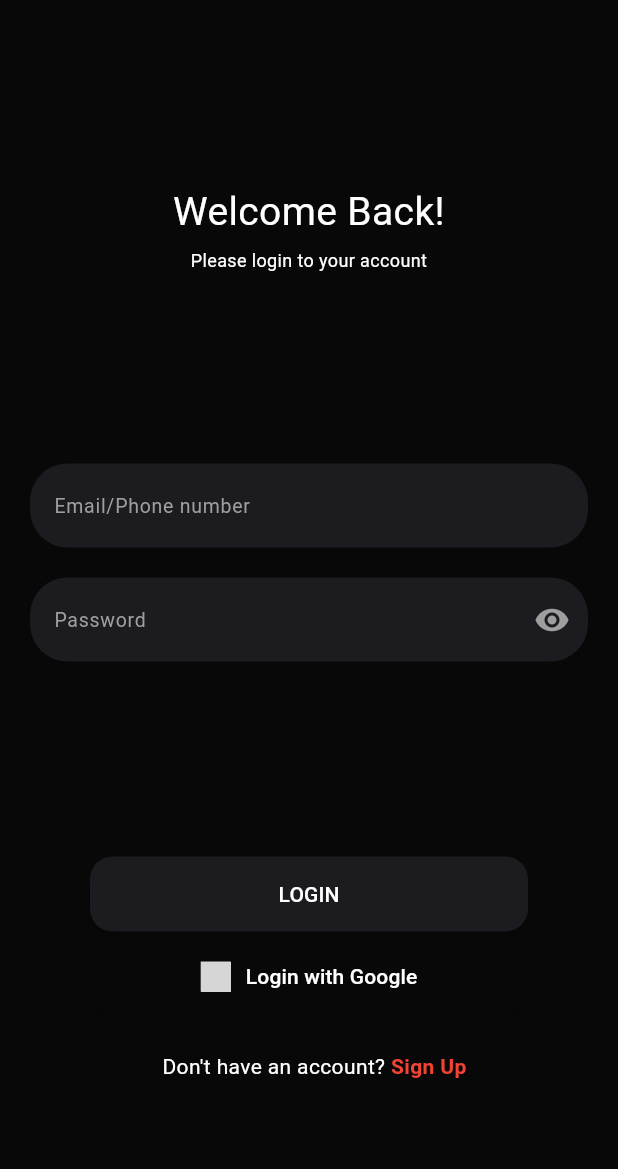
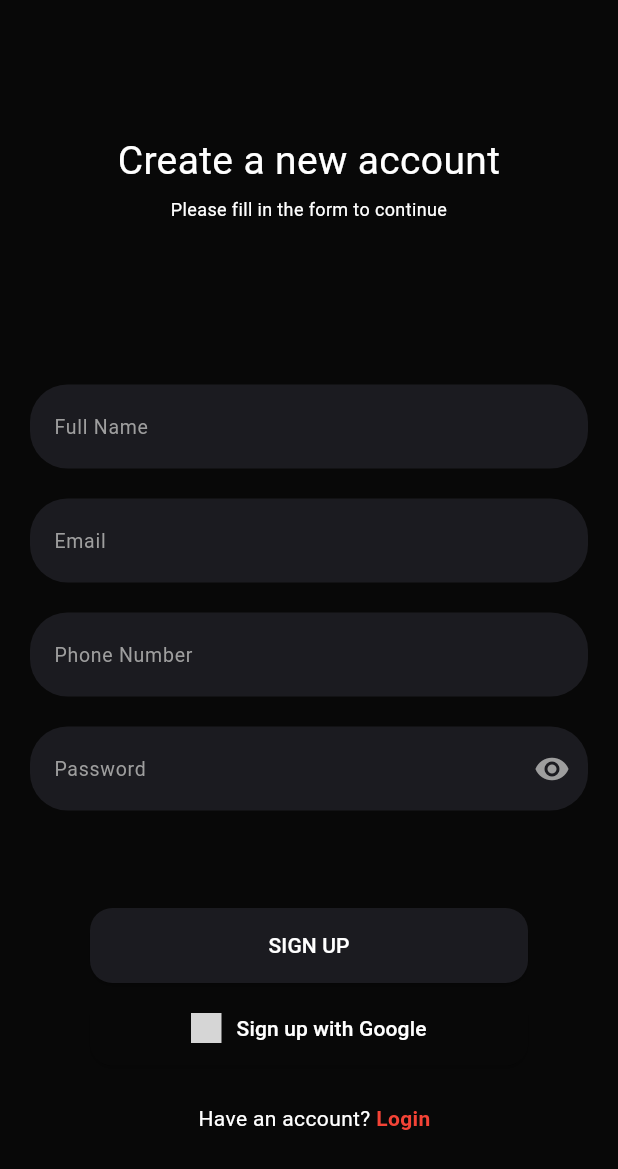
Before and after one commit to sadiqaliyev01/frango_restaurant_app, a Flutter app: the LoginScreen screen opened directly, after a tap on an icon or button, on a phone screen of 412 x 824 dp. Shown: the top 1169 px of the screen. Run offline on Flutter 3.47's test engine with Material 3 defaults, Android fonts, the phone set to English and light mode, and no system bars; our stand-ins replace flutter_svg, hive, hive_flutter, smooth_page_indicator; accounts and stored records are empty; grey boxes are pictures that could not be loaded.

Commit message:
- Register (signup) screen was added,  gesture detector also became a widget. Some updates have been made to existing classes.

```diff
--- a/lib/presentation/screens/login_screen/login_screen.dart
+++ b/lib/presentation/screens/login_screen/login_screen.dart
@@ -1,4 +1,6 @@
 import 'package:flutter/material.dart';
+import 'package:frango_restaurant_app/presentation/screens/sign_up_screen/sign_up_screen.dart';
+import 'package:frango_restaurant_app/presentation/widgets/custom_login_redirect.dart';
 import 'package:frango_restaurant_app/utils/constants/app_colors.dart';
 import 'package:frango_restaurant_app/utils/constants/app_strings.dart';
 import 'package:frango_restaurant_app/presentation/screens/login_screen/widgets/custom_login_register_field.dart';
@@ -95,30 +97,17 @@ class LoginScreen extends StatelessWidget {
                                   svgIconPath: 'assets/icons/google.svg',
                                 ),
                                 const SizedBox(height: 25),
-                                GestureDetector(
-                                  onTap: () {},
-                                  child: const Text.rich(
-                                    TextSpan(
-                                      children: [
-                                        TextSpan(
-                                          text: AppStrings.dontHaveAnAccount,
-                                          style: TextStyle(
-                                            color: AppColors.white,
-                                            fontSize: 14,
-                                          ),
-                                        ),
-                                        TextSpan(
-                                          text: AppStrings.signUpText,
-                                          style: TextStyle(
-                                            color: Colors.red,
-                                            fontSize: 14,
-                                            fontWeight: FontWeight.bold,
-                                          ),
-                                        ),
-                                      ],
-                                    ),
-                                    textAlign: TextAlign.center,
-                                  ),
+                                CustomLoginRedirectText(
+                                  normalText: AppStrings.dontHaveAnAccount,
+                                  highlightedText: AppStrings.signUpText,
+                                  onTap: () {
+                                    Navigator.push(
+                                        context,
+                                        MaterialPageRoute(
+                                          builder: (context) =>
+                                              const SignUpScreen(),
+                                        ));
+                                  },
                                 ),
                               ],
                             ),
--- a/lib/presentation/screens/login_screen/widgets/custom_login_register_field.dart
+++ b/lib/presentation/screens/login_screen/widgets/custom_login_register_field.dart
@@ -4,10 +4,12 @@ import 'package:frango_restaurant_app/utils/constants/app_colors.dart';
 class CustomLoginRegisterField extends StatefulWidget {
   final String hintText;
   final bool obscureText;
+  final TextInputType keyboardType;
 
   const CustomLoginRegisterField({
     required this.hintText,
     this.obscureText = false,
+    this.keyboardType = TextInputType.text,
     super.key,
   });
 
@@ -53,6 +55,7 @@ class _CustomLoginRegisterFieldState extends State<CustomLoginRegisterField> {
       ),
       style: const TextStyle(color: AppColors.white),
       obscureText: _obscureText,
+      keyboardType: widget.keyboardType,
     );
   }
 }
--- /dev/null
+++ b/lib/presentation/screens/sign_up_screen/sign_up_screen.dart
@@ -0,0 +1,133 @@
+import 'package:flutter/material.dart';
+import 'package:frango_restaurant_app/presentation/screens/login_screen/login_screen.dart';
+import 'package:frango_restaurant_app/presentation/widgets/custom_login_redirect.dart';
+import 'package:frango_restaurant_app/utils/constants/app_colors.dart';
+import 'package:frango_restaurant_app/utils/constants/app_strings.dart';
+import 'package:frango_restaurant_app/presentation/screens/login_screen/widgets/custom_login_register_field.dart';
+import 'package:frango_restaurant_app/presentation/screens/login_screen/widgets/custom_login_register_button.dart';
+
+class SignUpScreen extends StatelessWidget {
+  const SignUpScreen({super.key});
+
+  @override
+  Widget build(BuildContext context) {
+    return SafeArea(
+      child: Scaffold(
+        backgroundColor: AppColors.primaryBlack,
+        body: LayoutBuilder(
+          builder: (context, constraints) {
+            final keyboardHeight = MediaQuery.of(context).viewInsets.bottom;
+            final screenHeight = constraints.maxHeight;
+            return SingleChildScrollView(
+              child: ConstrainedBox(
+                constraints: BoxConstraints(
+                  minHeight: screenHeight - keyboardHeight,
+                ),
+                child: Center(
+                  child: AspectRatio(
+                    aspectRatio: 3 / 5,
+                    child: Column(
+                      children: [
+                        const Padding(
+                          padding: EdgeInsets.symmetric(horizontal: 20.0),
+                          child: Column(
+                            children: [
+                              Padding(
+                                padding: EdgeInsets.only(top: 20),
+                                child: Text(
+                                  AppStrings.createAccountText,
+                                  style: TextStyle(
+                                      color: AppColors.white, fontSize: 26),
+                                  textAlign: TextAlign.center,
+                                ),
+                              ),
+                              SizedBox(height: 5),
+                              Text(
+                                AppStrings.createAccountSubText,
+                                style: TextStyle(
+                                  color: AppColors.white,
+                                  fontWeight: FontWeight.normal,
+                                  fontSize: 12,
+                                ),
+                                textAlign: TextAlign.center,
+                              ),
+                            ],
+                          ),
+                        ),
+                        const Expanded(
+                          child: Padding(
+                            padding: EdgeInsets.symmetric(horizontal: 20.0),
+                            child: Column(
+                              mainAxisAlignment: MainAxisAlignment.end,
+                              children: [
+                                CustomLoginRegisterField(
+                                  hintText: AppStrings.fullName,
+                                ),
+                                SizedBox(height: 20),
+                                CustomLoginRegisterField(
+                                  hintText: AppStrings.registerEmail,
+                                ),
+                                SizedBox(height: 20),
+                                CustomLoginRegisterField(
+                                  hintText: AppStrings.phoneNumber,
+                                  keyboardType: TextInputType.phone,
+                                ),
+                                SizedBox(height: 20),
+                                CustomLoginRegisterField(
+                                  hintText: AppStrings.passwordHintText,
+                                  obscureText: true,
+                                ),
+                              ],
+                            ),
+                          ),
+                        ),
+                        const SizedBox(height: 5),
+                        Padding(
+                          padding: const EdgeInsets.symmetric(horizontal: 60.0),
+                          child: Column(
+                            mainAxisAlignment: MainAxisAlignment.end,
+                            children: [
+                              Padding(
+                                padding: const EdgeInsets.only(top: 60.0),
+                                child: CustomLoginRegisterButton(
+                                  buttonText: AppStrings.signUpButton,
+                                  onPressed: () {},
+                                  backgroundColor:
+                                      AppColors.buttonAndTextFieldGray,
+                                ),
+                              ),
+                              const SizedBox(height: 5),
+                              CustomLoginRegisterButton(
+                                buttonText: AppStrings.signUpGoogle,
+                                onPressed: () {},
+                                backgroundColor: AppColors.primaryBlack,
+                                svgIconPath: 'assets/icons/google.svg',
+                              ),
+                              const SizedBox(height: 25),
+                              CustomLoginRedirectText(
+                                normalText: AppStrings.haveAnAccount,
+                                highlightedText: AppStrings.loginText,
+                                onTap: () {
+                                  Navigator.push(
+                                      context,
+                                      MaterialPageRoute(
+                                        builder: (context) =>
+                                            const LoginScreen(),
+                                      ));
+                                },
+                              ),
+                            ],
+                          ),
+                        ),
+                      ],
+                    ),
+                  ),
+                ),
+              ),
+            );
+          },
+        ),
+      ),
+    );
+  }
+}
--- /dev/null
+++ b/lib/presentation/widgets/custom_login_redirect.dart
@@ -0,0 +1,47 @@
+import 'package:flutter/material.dart';
+
+class CustomLoginRedirectText extends StatelessWidget {
+  final String normalText;
+  final String highlightedText;
+  final VoidCallback onTap;
+  final Color normalTextColor;
+  final Color highlightedTextColor;
+
+  const CustomLoginRedirectText({
+    required this.normalText,
+    required this.highlightedText,
+    required this.onTap,
+    this.normalTextColor = Colors.white,
+    this.highlightedTextColor = Colors.red,
+    super.key,
+  });
+
+  @override
+  Widget build(BuildContext context) {
+    return GestureDetector(
+      onTap: onTap,
+      child: Text.rich(
+        TextSpan(
+          children: [
+            TextSpan(
+              text: normalText,
+              style: TextStyle(
+                color: normalTextColor,
+                fontSize: 14,
+              ),
+            ),
+            TextSpan(
+              text: highlightedText,
+              style: TextStyle(
+                color: highlightedTextColor,
+                fontSize: 14,
+                fontWeight: FontWeight.bold,
+              ),
+            ),
+          ],
+        ),
+        textAlign: TextAlign.center,
+      ),
+    );
+  }
+}
--- a/lib/utils/constants/app_strings.dart
+++ b/lib/utils/constants/app_strings.dart
@@ -37,4 +37,15 @@ class AppStrings {
   static const String loginGoogle = "Login with Google";
   static const String dontHaveAnAccount = "  Don't have an account? ";
   static const String signUpText = "Sign Up";
+
+  static const String createAccountText = "Create a new account";
+  static const String createAccountSubText =
+      "Please fill in the form to continue";
+  static const String fullName = "Full Name";
+  static const String registerEmail = "Email";
+  static const String phoneNumber = "Phone Number";
+  static const String signUpButton = "SIGN UP";
+  static const String signUpGoogle = "Sign up with Google";
+  static const String haveAnAccount = "  Have an account? ";
+  static const String loginText = "Login";
 }
```
